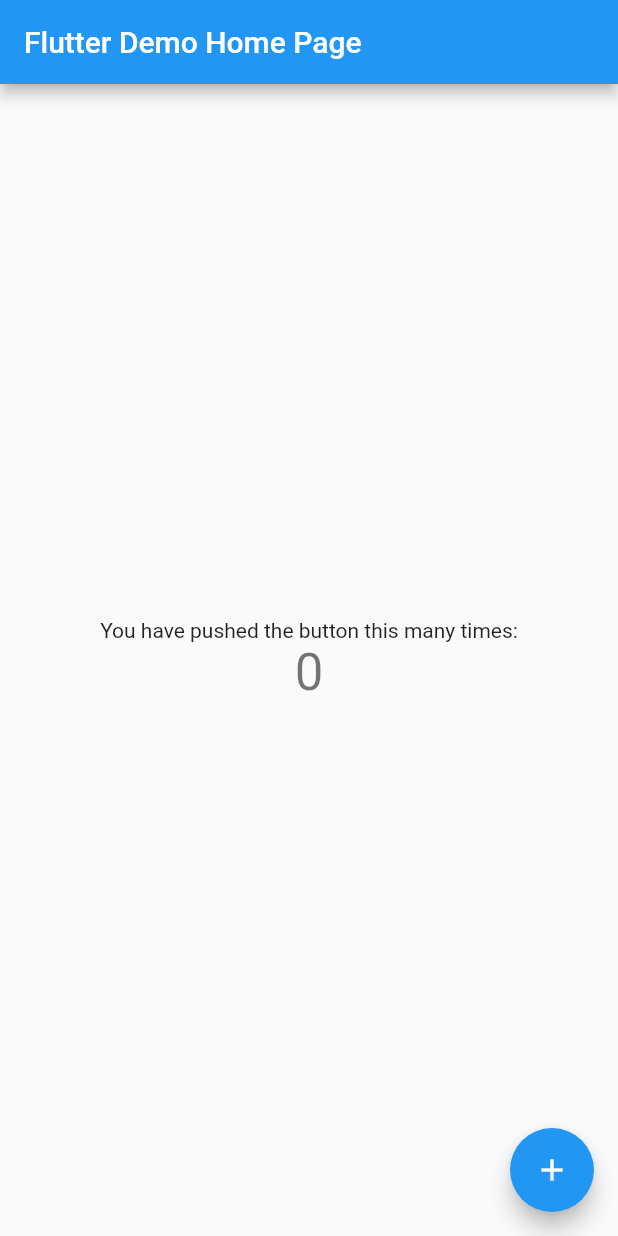
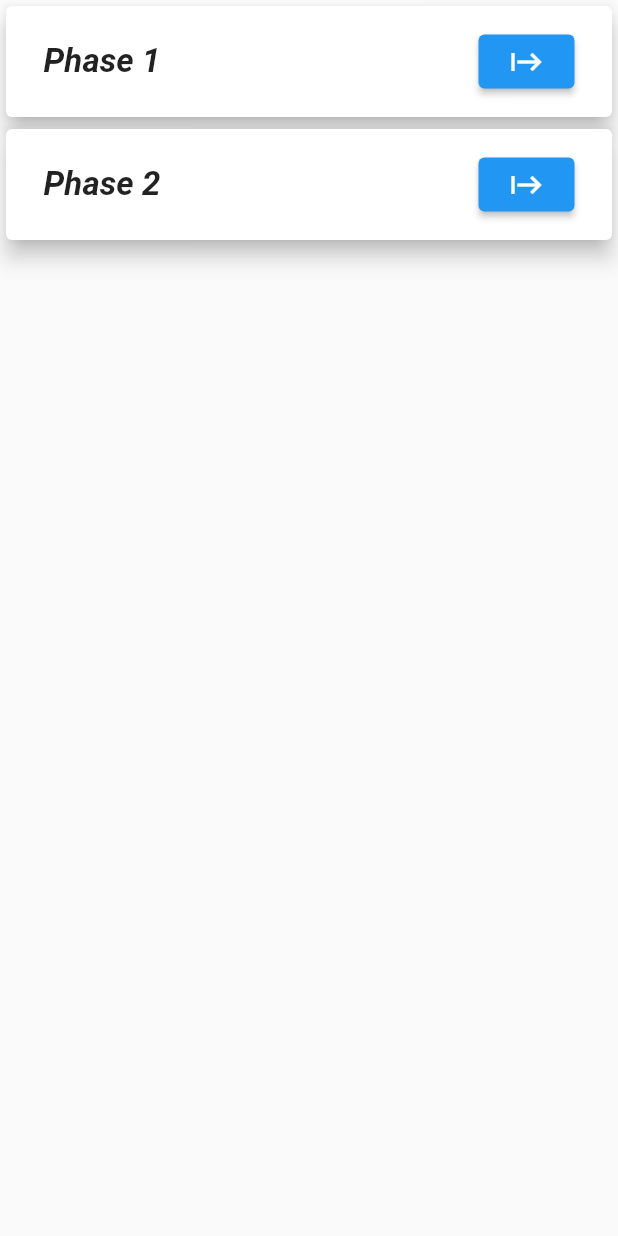
Before and after one commit to ireero/tap_the_button, a Flutter app: the screen it shows after launch, on a phone screen of 412 x 824 dp. Run offline on Flutter 3.47's test engine with Material 2 defaults, Android fonts, the phone set to English and light mode, and no system bars.

Commit message:
Primeiro commit.

```diff
--- a/lib/main.dart
+++ b/lib/main.dart
@@ -1,115 +1,9 @@
 import 'package:flutter/material.dart';
+import 'package:tap_the_button/screens/choice_screen.dart';
+import 'screens/phases/phase1_screen.dart';
 
 void main() {
-  runApp(const MyApp());
+  runApp(MaterialApp(
+    home: ChoiceScreen(),
+  ));
 }
-
-class MyApp extends StatelessWidget {
-  const MyApp({super.key});
-
-  // This widget is the root of your application.
-  @override
-  Widget build(BuildContext context) {
-    return MaterialApp(
-      title: 'Flutter Demo',
-      theme: ThemeData(
-        // This is the theme of your application.
-        //
-        // Try running your application with "flutter run". You'll see the
-        // application has a blue toolbar. Then, without quitting the app, try
-        // changing the primarySwatch below to Colors.green and then invoke
-        // "hot reload" (press "r" in the console where you ran "flutter run",
-        // or simply save your changes to "hot reload" in a Flutter IDE).
-        // Notice that the counter didn't reset back to zero; the application
-        // is not restarted.
-        primarySwatch: Colors.blue,
-      ),
-      home: const MyHomePage(title: 'Flutter Demo Home Page'),
-    );
-  }
-}
-
-class MyHomePage extends StatefulWidget {
-  const MyHomePage({super.key, required this.title});
-
-  // This widget is the home page of your application. It is stateful, meaning
-  // that it has a State object (defined below) that contains fields that affect
-  // how it looks.
-
-  // This class is the configuration for the state. It holds the values (in this
-  // case the title) provided by the parent (in this case the App widget) and
-  // used by the build method of the State. Fields in a Widget subclass are
-  // always marked "final".
-
-  final String title;
-
-  @override
-  State<MyHomePage> createState() => _MyHomePageState();
-}
-
-class _MyHomePageState extends State<MyHomePage> {
-  int _counter = 0;
-
-  void _incrementCounter() {
-    setState(() {
-      // This call to setState tells the Flutter framework that something has
-      // changed in this State, which causes it to rerun the build method below
-      // so that the display can reflect the updated values. If we changed
-      // _counter without calling setState(), then the build method would not be
-      // called again, and so nothing would appear to happen.
-      _counter++;
-    });
-  }
-
-  @override
-  Widget build(BuildContext context) {
-    // This method is rerun every time setState is called, for instance as done
-    // by the _incrementCounter method above.
-    //
-    // The Flutter framework has been optimized to make rerunning build methods
-    // fast, so that you can just rebuild anything that needs updating rather
-    // than having to individually change instances of widgets.
-    return Scaffold(
-      appBar: AppBar(
-        // Here we take the value from the MyHomePage object that was created by
-        // the App.build method, and use it to set our appbar title.
-        title: Text(widget.title),
-      ),
-      body: Center(
-        // Center is a layout widget. It takes a single child and positions it
-        // in the middle of the parent.
-        child: Column(
-          // Column is also a layout widget. It takes a list of children and
-          // arranges them vertically. By default, it sizes itself to fit its
-          // children horizontally, and tries to be as tall as its parent.
-          //
-          // Invoke "debug painting" (press "p" in the console, choose the
-          // "Toggle Debug Paint" action from the Flutter Inspector in Android
-          // Studio, or the "Toggle Debug Paint" command in Visual Studio Code)
-          // to see the wireframe for each widget.
-          //
-          // Column has various properties to control how it sizes itself and
-          // how it positions its children. Here we use mainAxisAlignment to
-          // center the children vertically; the main axis here is the vertical
-          // axis because Columns are vertical (the cross axis would be
-          // horizontal).
-          mainAxisAlignment: MainAxisAlignment.center,
-          children: <Widget>[
-            const Text(
-              'You have pushed the button this many times:',
-            ),
-            Text(
-              '$_counter',
-              style: Theme.of(context).textTheme.headlineMedium,
-            ),
-          ],
-        ),
-      ),
-      floatingActionButton: FloatingActionButton(
-        onPressed: _incrementCounter,
-        tooltip: 'Increment',
-        child: const Icon(Icons.add),
-      ), // This trailing comma makes auto-formatting nicer for build methods.
-    );
-  }
-}
--- /dev/null
+++ b/lib/models/phase.dart
@@ -0,0 +1,7 @@
+class Phase {
+  int? number;
+
+  Phase(int number) {
+    this.number = number;
+  }
+}
--- /dev/null
+++ b/lib/screens/choice_screen.dart
@@ -0,0 +1,47 @@
+import 'package:flutter/material.dart';
+import 'package:tap_the_button/models/phase.dart';
+import 'package:tap_the_button/screens/home_screen.dart';
+import 'package:tap_the_button/screens/phases/phase1_screen.dart';
+import 'package:tap_the_button/screens/phases/phase2_screen.dart';
+
+class ChoiceScreen extends StatelessWidget {
+  ChoiceScreen({super.key});
+
+  List<Widget> list_screens = [FirstScreen(), SecondScreen()];
+
+  @override
+  Widget build(context) {
+    return Scaffold(
+      body: ListView.builder(
+        scrollDirection: Axis.vertical,
+        itemBuilder: (context, index) => Card(
+          elevation: 6,
+          child: Padding(
+            padding: const EdgeInsets.all(9.0),
+            child: ListTile(
+              leading: Text(
+                'Phase ${index + 1}',
+                style: const TextStyle(
+                  fontStyle: FontStyle.italic,
+                  fontWeight: FontWeight.bold,
+                  fontSize: 22,
+                ),
+              ),
+              trailing: ElevatedButton(
+                  onPressed: () {
+                    Navigator.push(
+                        context,
+                        MaterialPageRoute(
+                            builder: (context) => HomeScreen(
+                                idActivateScreen: index,
+                                activateScreen: list_screens[index])));
+                  },
+                  child: const Icon(Icons.start)),
+            ),
+          ),
+        ),
+        itemCount: list_screens.length,
+      ),
+    );
+  }
+}
```
Also changed, not shown: lib/screens/home_screen.dart (added, +69 -0 lines), lib/screens/phases/phase1_screen.dart (added, +14 -0 lines), lib/screens/phases/phase2_screen.dart (added, +14 -0 lines), 1 other file.
